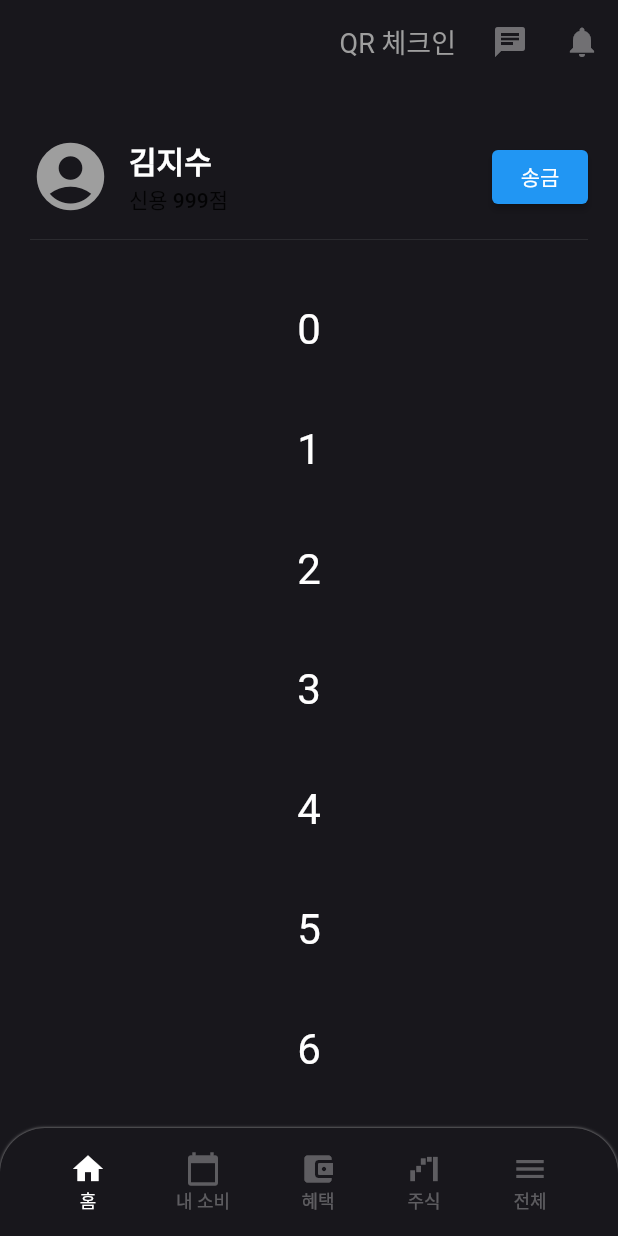
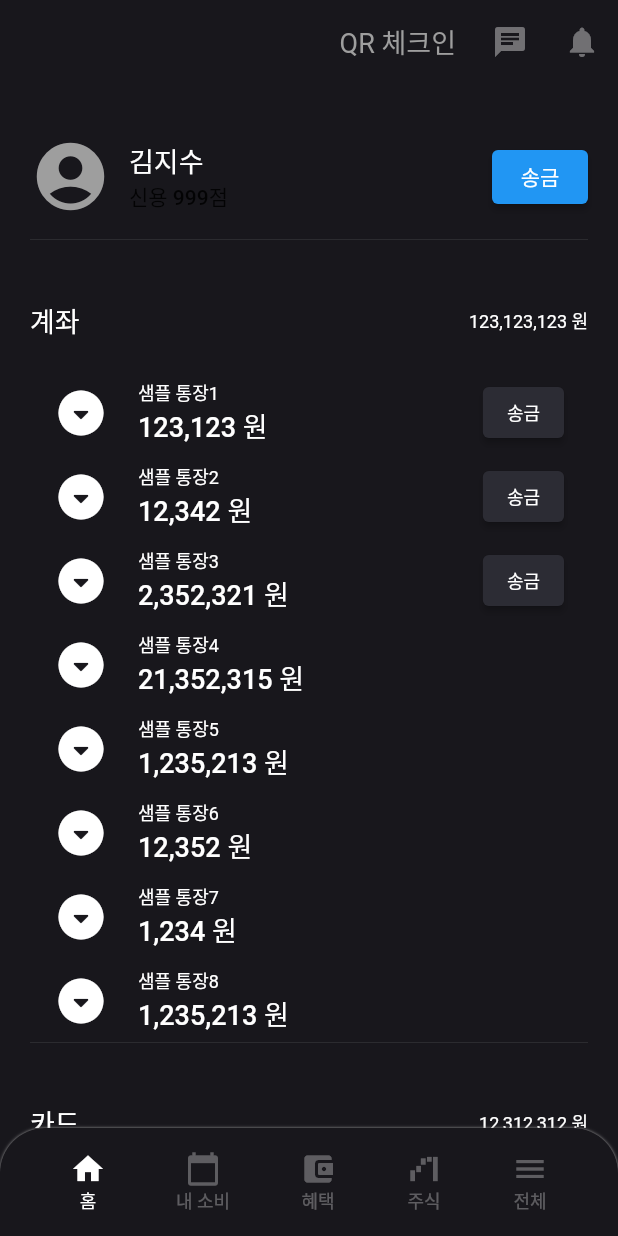
Before and after one commit to ISHNN032/toss-clone, a Flutter app: the screen it shows after launch, on a phone screen of 412 x 824 dp. Run offline on Flutter 3.47's test engine with Material 2 defaults, Android fonts, the phone set to English and light mode, and no system bars; Roboto replaces fonts that are missing (SpoqaHanSansNeo).

Commit message:
feat: 홈 리스트 메뉴 추가

```diff
--- /dev/null
+++ b/lib/data.dart
@@ -0,0 +1,76 @@
+import 'package:flutter/material.dart';
+
+class MenuPageItem {
+  MenuItemType type;
+  IconData icon;
+  String title;
+  int value;
+  bool available;
+
+  MenuPageItem(this.type, this.icon, this.title, this.value, this.available);
+}
+
+enum MenuItemType { ACCOUNT, CARD, INSURANCE }
+
+List<MenuPageItem> getMenuPageItemList(MenuItemType type) {
+  switch (type) {
+    case MenuItemType.ACCOUNT:
+      {
+        return <MenuPageItem>[
+          MenuPageItem(MenuItemType.ACCOUNT,
+              Icons.arrow_drop_down_circle_rounded, "샘플 통장1", 123123, true),
+          MenuPageItem(MenuItemType.ACCOUNT,
+              Icons.arrow_drop_down_circle_rounded, "샘플 통장2", 12342, true),
+          MenuPageItem(MenuItemType.ACCOUNT,
+              Icons.arrow_drop_down_circle_rounded, "샘플 통장3", 2352321, true),
+          MenuPageItem(MenuItemType.ACCOUNT,
+              Icons.arrow_drop_down_circle_rounded, "샘플 통장4", 21352315, false),
+          MenuPageItem(MenuItemType.ACCOUNT,
+              Icons.arrow_drop_down_circle_rounded, "샘플 통장5", 1235213, false),
+          MenuPageItem(MenuItemType.ACCOUNT,
+              Icons.arrow_drop_down_circle_rounded, "샘플 통장6", 12352, false),
+          MenuPageItem(MenuItemType.ACCOUNT,
+              Icons.arrow_drop_down_circle_rounded, "샘플 통장7", 1234, false),
+          MenuPageItem(MenuItemType.ACCOUNT,
+              Icons.arrow_drop_down_circle_rounded, "샘플 통장8", 1235213, false),
+        ];
+      }
+    case MenuItemType.CARD:
+      {
+        return <MenuPageItem>[
+          MenuPageItem(
+              MenuItemType.CARD, Icons.credit_card, "샘플 카드1", 1234, false),
+          MenuPageItem(
+              MenuItemType.CARD, Icons.credit_card, "샘플 카드2", 1235, false),
+          MenuPageItem(
+              MenuItemType.CARD, Icons.credit_card, "샘플 카드3", 21343, true),
+        ];
+      }
+    case MenuItemType.INSURANCE:
+      {
+        return <MenuPageItem>[
+          MenuPageItem(MenuItemType.INSURANCE, Icons.add_circle, "샘플 보험1",
+              2345, false),
+          MenuPageItem(MenuItemType.INSURANCE, Icons.add_circle, "샘플 보험2",
+              34555, false),
+        ];
+      }
+  }
+}
+
+class NavigationItem {
+  IconData icon;
+  String title;
+
+  NavigationItem(this.title, this.icon);
+}
+
+List<NavigationItem> getNavigationItemList() {
+  return <NavigationItem>[
+    NavigationItem("홈", Icons.home),
+    NavigationItem("내 소비", Icons.calendar_today),
+    NavigationItem("혜택", Icons.account_balance_wallet_rounded),
+    NavigationItem("주식", Icons.waterfall_chart),
+    NavigationItem("전체", Icons.menu),
+  ];
+}
--- a/lib/datas.dart
+++ /dev/null
@@ -1,20 +0,0 @@
-import 'package:flutter/material.dart';
-
-class NavigationItem {
-
-  String title;
-  IconData icon;
-
-  NavigationItem(this.title, this.icon);
-
-}
-
-List<NavigationItem> getNavigationItemList(){
-  return <NavigationItem>[
-    NavigationItem("홈", Icons.home),
-    NavigationItem("내 소비", Icons.calendar_today),
-    NavigationItem("혜택", Icons.account_balance_wallet_rounded),
-    NavigationItem("주식", Icons.waterfall_chart),
-    NavigationItem("전체", Icons.menu),
-  ];
-}
--- a/lib/main.dart
+++ b/lib/main.dart
@@ -1,5 +1,5 @@
 import 'package:flutter/material.dart';
-import 'package:toss_clone/datas.dart';
+import 'package:toss_clone/data.dart';
 import 'package:toss_clone/pages/benefit/benefitpage.dart';
 import 'package:toss_clone/pages/consume/consumepage.dart';
 import 'package:toss_clone/pages/home/homepage.dart';
@@ -32,7 +32,7 @@ class Application extends StatelessWidget {
               .apply(bodyColor: Colors.blue),
           primaryTextTheme: TextTheme(
                   bodyText1:
-                      TextStyle(fontSize: 20, fontWeight: FontWeight.w700),
+                      TextStyle(fontSize: 18, fontWeight: FontWeight.w500),
                   bodyText2:
                       TextStyle(fontSize: 12, fontWeight: FontWeight.w400),
                   button:
--- /dev/null
+++ b/lib/pages/home/components/listmenu.dart
@@ -0,0 +1,126 @@
+import 'package:flutter/cupertino.dart';
+import 'package:flutter/material.dart';
+import 'package:intl/intl.dart';
+import '../../../data.dart';
+
+final ButtonStyle raisedButtonStyle = ElevatedButton.styleFrom(
+  onPrimary: Colors.white,
+  primary: Color.fromRGBO(44, 44, 52, 1),
+  minimumSize: Size(36, 34),
+  padding: EdgeInsets.symmetric(horizontal: 16),
+  shape: const RoundedRectangleBorder(
+    borderRadius: BorderRadius.all(Radius.circular(4)),
+  ),
+);
+
+class ListMenu extends StatefulWidget {
+  _ListMenu createState() => _ListMenu();
+}
+
+class _ListMenu extends State<ListMenu> {
+  List<MenuPageItem> accountItems = getMenuPageItemList(MenuItemType.ACCOUNT);
+  List<MenuPageItem> cardItems = getMenuPageItemList(MenuItemType.CARD);
+  List<MenuPageItem> insuranceItems =
+      getMenuPageItemList(MenuItemType.INSURANCE);
+
+  @override
+  Widget build(BuildContext context) {
+    return Column(
+      children: [
+        _buildList(accountItems, "계좌", 123123123),
+        _buildList(cardItems, "카드", 12312312),
+        _buildList(insuranceItems, "보험", 123123),
+      ],
+    );
+  }
+
+  Widget _buildList(List<MenuPageItem> list, String title, int value) {
+    return Container(
+      margin: EdgeInsets.all(20.0),
+      decoration: BoxDecoration(
+        border: Border(
+          bottom: BorderSide(width: 0.1, color: Colors.grey),
+        ),
+      ),
+      child: Column(
+        children: [
+          _buildColumnHeader(title, value),
+          SizedBox(
+            height: 20,
+          ),
+          Column(
+            children:
+                List.generate(list.length, (index) => _buildRow(list[index])),
+          ),
+        ],
+      ),
+    );
+  }
+
+  Widget _buildColumnHeader(String title, int value) {
+    String formattedValue =
+        "${NumberFormat.simpleCurrency(locale: "ko_KR", decimalDigits: 0, name: "")
+            .format(value)} 원";
+
+    return Row(mainAxisAlignment: MainAxisAlignment.spaceBetween, children: [
+      Text(
+        title,
+        style: Theme.of(context).primaryTextTheme.bodyText1,
+      ),
+      Text(
+        formattedValue,
+        style: Theme.of(context).primaryTextTheme.bodyText2,
+      ),
+    ]);
+  }
+
+  Widget _buildRow(MenuPageItem item) {
+    String formattedValue =
+        "${NumberFormat.simpleCurrency(locale: "ko_KR", decimalDigits: 0, name: "")
+        .format(item.value)} 원";
+
+    Widget trailing = SizedBox(
+      width: 10,
+    );
+    if (item.available) {
+      switch (item.type) {
+        case MenuItemType.ACCOUNT:
+          trailing = ElevatedButton(
+            style: raisedButtonStyle,
+            onPressed: onPressed,
+            child: Text("송금", style: Theme.of(context).primaryTextTheme.bodyText2),
+          );
+          break;
+        case MenuItemType.CARD:
+          trailing = Text("실적달성");
+          break;
+        case MenuItemType.INSURANCE:
+          // none
+          break;
+      }
+    }
+
+    return ListTile(
+      title: Column(
+        crossAxisAlignment: CrossAxisAlignment.start,
+        children: [
+          Text(
+            item.title,
+            style: Theme.of(context).primaryTextTheme.bodyText2,
+          ),
+          Text(
+            formattedValue,
+            style: Theme.of(context).primaryTextTheme.bodyText1,
+          ),
+        ],
+      ),
+      leading: Icon(item.icon, size: 36,),
+      trailing: trailing,
+      onTap: () {
+        setState(() {});
+      },
+    );
+  }
+
+  void onPressed() {}
+}
--- a/lib/pages/home/homepage.dart
+++ b/lib/pages/home/homepage.dart
@@ -1,5 +1,6 @@
 import 'package:flutter/cupertino.dart';
 import 'package:flutter/material.dart';
+import 'package:toss_clone/pages/home/components/listmenu.dart';
 
 import 'components/creditmenu.dart';
 
@@ -41,12 +42,13 @@ class _HomePage extends State<HomePage> {
   Widget build(BuildContext context) {
     return RefreshIndicator(
         child: CustomScrollView(
+          physics: BouncingScrollPhysics(),
           controller: _scrollController,
           slivers: <Widget>[
             SliverAppBar(
               pinned: true,
               bottom: PreferredSize(
-                child: Container (
+                child: Container(
                   color: isShrink
                       ? Colors.grey
                       : Theme.of(context).scaffoldBackgroundColor,
@@ -68,7 +70,9 @@ class _HomePage extends State<HomePage> {
                     child: Text(
                   "QR 체크인",
                   style: TextStyle(
-                      fontFamily: "", fontSize: 18, color: Colors.grey),
+                      fontFamily: "SpoqaHanSansNeo",
+                      fontSize: 18,
+                      color: Colors.grey),
                 )),
                 SizedBox(
                   width: 12,
@@ -88,18 +92,11 @@ class _HomePage extends State<HomePage> {
               child: CreditMenu(),
             ),
             SliverList(
-              delegate: SliverChildBuilderDelegate(
-                (BuildContext context, int index) {
-                  return Container(
-                    height: 80.0,
-                    child: Center(
-                      child: Text('$index', textScaleFactor: 2),
-                    ),
-                  );
-                },
-                childCount: 20,
-              ),
-            ),
+                delegate: SliverChildListDelegate(
+              [
+                ListMenu(),
+              ],
+            )),
           ],
         ),
         onRefresh: () => Future.value(true));
--- a/pubspec.yaml
+++ b/pubspec.yaml
@@ -28,6 +28,7 @@ dependencies:
   # The following adds the Cupertino Icons font to your application.
   # Use with the CupertinoIcons class for iOS style icons.
   cupertino_icons: ^1.0.2
+  intl: ^0.17.0
 
 dev_dependencies:
   flutter_test:
```
Also changed, not shown: lib/colors.dart (added), pubspec.lock.
